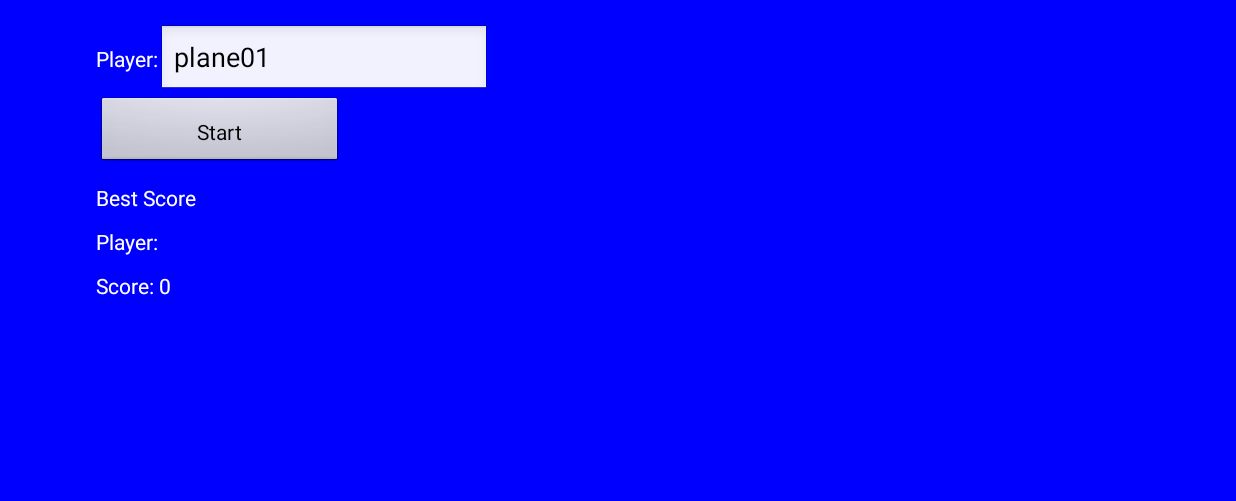
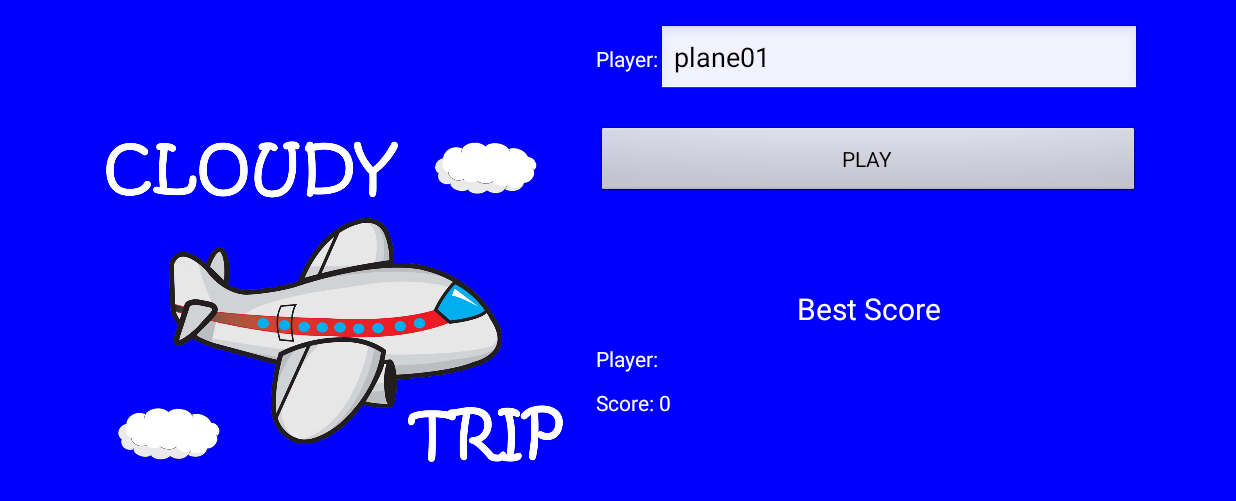
Before and after one commit to thompsonx/CloudyTrip2D, an Android app: the screen it shows after launch (MenuActivity), on a phone screen of 824 x 412 dp (held sideways). Shown: the top 501 px of the screen. Run offline under Robolectric (Android 15) with nearby library versions, the phone set to English and light mode, and no system bars.

Commit message:
Game Thread resume fix (late cloud spawn), Intro screen complete

```diff
--- a/app/src/main/java/com/tamz2/pan0068/cloudytrip2d/views/GameView.java
+++ b/app/src/main/java/com/tamz2/pan0068/cloudytrip2d/views/GameView.java
@@ -45,6 +45,7 @@ public class GameView extends SurfaceView implements SurfaceHolder.Callback, Sen
 
     private int lives = 3;
     private int score = 0;
+    private long spawnDelay = 0;
     private final int cloudSpawnTime = 2500;
     private final int spawnDecrease = 500;
     private final int decreaseTime = 15000;
@@ -102,6 +103,7 @@ public class GameView extends SurfaceView implements SurfaceHolder.Callback, Sen
             } catch (InterruptedException e) {
             }
         }
+        this.spawnDelay = thread.getCloudSpawnTime() - System.currentTimeMillis();
         this.initThread = false;
         sensorManager.unregisterListener(this);
     }
@@ -109,6 +111,8 @@ public class GameView extends SurfaceView implements SurfaceHolder.Callback, Sen
     @Override
     public void surfaceCreated(SurfaceHolder holder) {
         this.resume();
+        if (this.spawnDelay > 0)
+            this.thread.setCloudSpawnTime(System.currentTimeMillis() + this.spawnDelay);
         this.thread.start();
     }
 
--- a/app/src/main/res/layout/activity_menu.xml
+++ b/app/src/main/res/layout/activity_menu.xml
@@ -22,14 +22,22 @@
 
         <LinearLayout
             android:orientation="vertical"
-            android:layout_width="wrap_content"
-            android:layout_height="match_parent"></LinearLayout>
+            android:layout_width="323dp"
+            android:layout_height="match_parent">
+
+            <ImageView
+                android:layout_width="match_parent"
+                android:layout_height="match_parent"
+                android:id="@+id/imgIntro"
+                android:src="@drawable/intro" />
+        </LinearLayout>
 
         <LinearLayout
             android:orientation="vertical"
-            android:layout_width="wrap_content"
+            android:layout_width="match_parent"
             android:layout_height="match_parent"
-            android:layout_weight="0.18">
+            android:paddingLeft="10dp"
+            android:weightSum="1">
 
             <LinearLayout
                 android:orientation="horizontal"
@@ -55,17 +63,11 @@
             <Button
                 android:layout_width="fill_parent"
                 android:layout_height="wrap_content"
-                android:text="Start"
+                android:text="PLAY"
                 android:id="@+id/buttonStart"
-                android:layout_alignParentTop="true"
-                android:layout_alignParentRight="true"
-                android:layout_alignParentEnd="true"
-                android:layout_marginRight="98dp"
-                android:layout_marginEnd="98dp"
-                android:paddingTop="10dp"
-                android:paddingBottom="10dp"
-                android:paddingLeft="20dp"
-                android:paddingRight="20dp" />
+                android:layout_marginBottom="50dp"
+                android:layout_marginTop="20dp"
+                android:layout_gravity="center_horizontal" />
 
             <TextView
                 android:layout_width="fill_parent"
@@ -73,7 +75,9 @@
                 android:text="Best Score"
                 android:id="@+id/txtBestScore"
                 android:textColor="#ffffff"
-                android:layout_marginTop="10dp" />
+                android:layout_marginTop="10dp"
+                android:textSize="20dp"
+                android:gravity="center" />
 
             <TextView
                 android:layout_width="fill_parent"
@@ -90,6 +94,7 @@
                 android:id="@+id/txtScore"
                 android:textColor="#ffffff"
                 android:layout_marginTop="10dp" />
+
         </LinearLayout>
     </LinearLayout>
 
```
Also changed, not shown: app/src/main/java/com/tamz2/pan0068/cloudytrip2d/views/GameThread.java (+6 -5 lines), app/src/main/res/layout/prepare_screen.xml (+9 -3 lines), app/src/main/res/drawable/intro.png (added), app/src/main/res/drawable/plane.png.
